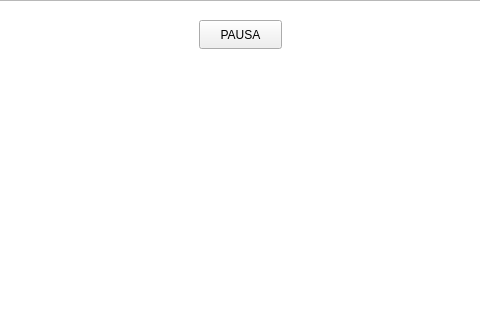
Old version of the form Juego/combate.ui in the repository jjsv20/ProyectoFinal; both pictures show x 291 to 771 and y 0 to 320 of the 1080 by 720 pixel window.
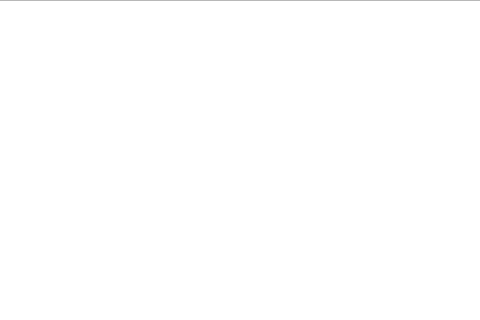
New version of the form.

Commit message: Terminando implementacion de combate (Nivel 2), + efectos de sonidos

The edit to the form file:
```diff
--- a/Juego/combate.ui
+++ b/Juego/combate.ui
@@ -23,19 +23,6 @@
     </rect>
    </property>
   </widget>
-  <widget class="QPushButton" name="pausa">
-   <property name="geometry">
-    <rect>
-     <x>490</x>
-     <y>20</y>
-     <width>83</width>
-     <height>29</height>
-    </rect>
-   </property>
-   <property name="text">
-    <string>PAUSA</string>
-   </property>
-  </widget>
  </widget>
  <resources/>
  <connections/>
```
The commit also changes 19 other files.
